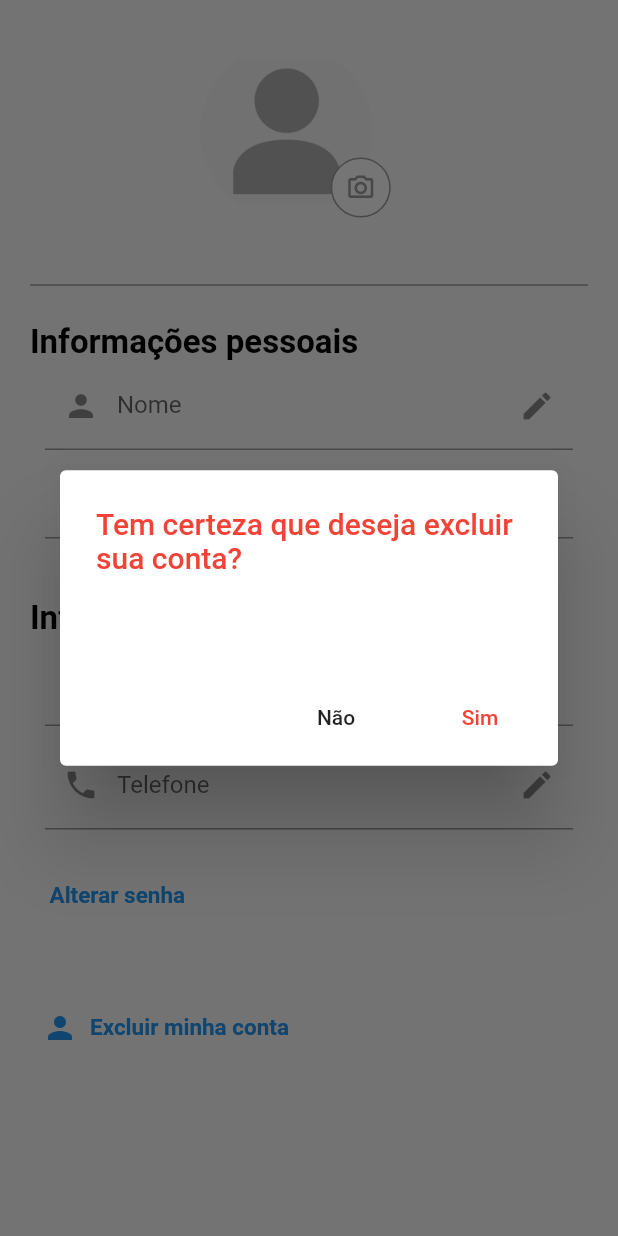
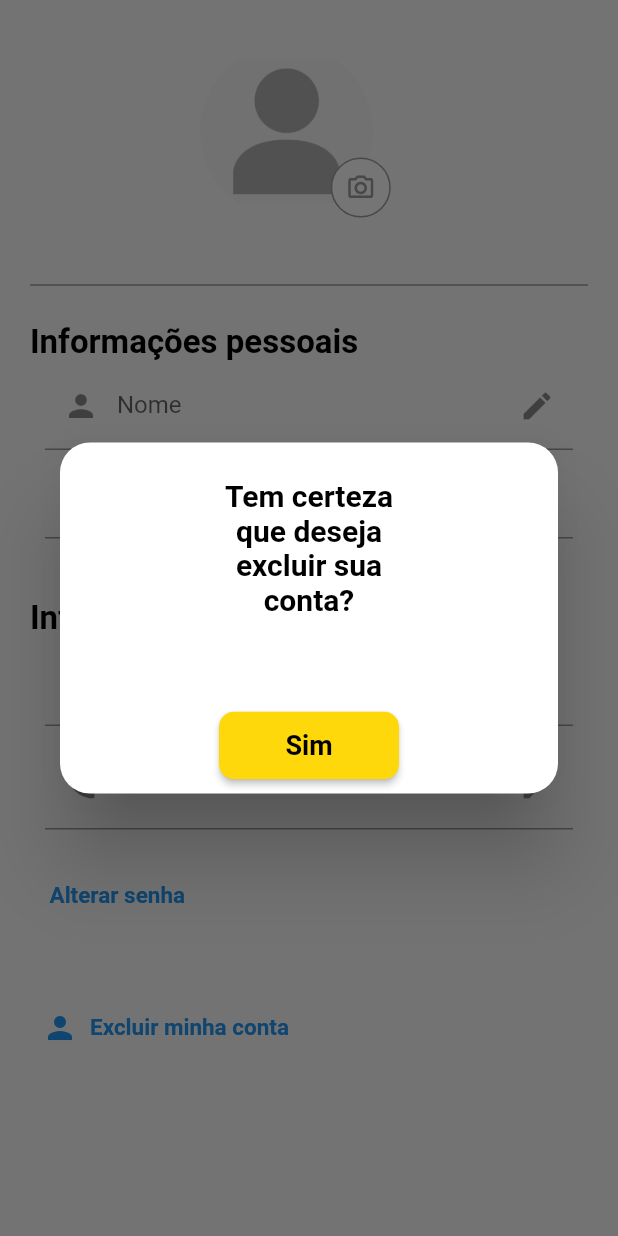
Before and after one commit to SaraCoelhoCosta/garagem_burger, a Flutter app: the TelaConfiguracoes widget shown alone on an empty page, opened directly, after a tap on "Excluir minha conta", on a phone screen of 412 x 824 dp. Run offline on Flutter 3.47's test engine with Material 2 defaults, Android fonts, the phone set to English and light mode, and no system bars; our stand-ins replace cloud_firestore, firebase_auth, firebase_core, firebase_storage, flutter_credit_card, google_fonts and 3 more; missing offline and left inert: flutter_facebook_auth, sign_button; accounts and stored records are empty; Roboto replaces fonts that are missing (Oxygen).

Commit message:
Atualizando o modelo de componente pop_dialog

```diff
--- a/lib/components/popup_dialog.dart
+++ b/lib/components/popup_dialog.dart
@@ -1,8 +1,10 @@
 import 'package:flutter/material.dart';
+import 'package:garagem_burger/components/botao.dart';
+import 'package:google_fonts/google_fonts.dart';
 
 class PopupDialog extends StatelessWidget {
   final String titulo;
-  final String descricao;
+  final String? descricao;
   final String yesLabel;
   final String noLabel;
   final void Function()? onPressedNoOption;
@@ -11,7 +13,7 @@ class PopupDialog extends StatelessWidget {
   const PopupDialog({
     Key? key,
     required this.titulo,
-    this.descricao = '',
+    this.descricao,
     this.onPressedNoOption,
     this.onPressedYesOption,
     this.yesLabel = 'Sim',
@@ -21,24 +23,60 @@ class PopupDialog extends StatelessWidget {
   @override
   Widget build(BuildContext context) {
     return AlertDialog(
-      title: Text(
-        titulo,
-        style: const TextStyle(color: Colors.red),
+      shape: const RoundedRectangleBorder(
+        borderRadius: BorderRadius.all(
+          Radius.circular(20),
+        ),
       ),
-      content: Text(descricao),
+      titlePadding: descricao == null
+          ? EdgeInsets.only(
+              top: 24,
+              bottom: 10,
+              left: MediaQuery.of(context).size.width * 0.25,
+              right: MediaQuery.of(context).size.width * 0.25)
+          : EdgeInsets.only(
+              top: 24,
+              bottom: 20,
+              right: MediaQuery.of(context).size.width * 0.25,
+              left: MediaQuery.of(context).size.width * 0.25),
+      title: Flexible(
+        child: SizedBox(
+          child: Text(
+            titulo,
+            style: GoogleFonts.oxygen(
+              color: Colors.black,
+              fontSize: 20,
+              fontWeight: FontWeight.bold,
+            ),
+            textAlign: TextAlign.center,
+          ),
+        ),
+      ),
+      content: descricao != null
+          ? Flexible(
+              child: Text(
+                descricao!,
+                textAlign: TextAlign.center,
+              ),
+            )
+          : const SizedBox(),
       actions: <Widget>[
-        MaterialButton(
-          elevation: 5.0,
-          child: Text(noLabel),
-          onPressed: onPressedNoOption,
-        ),
-        MaterialButton(
-          elevation: 5.0,
-          child: Text(
-            yesLabel,
-            style: const TextStyle(color: Colors.red),
+        Flexible(
+          child: Column(
+            mainAxisAlignment: MainAxisAlignment.center,
+            children: [
+              Center(
+                child: SizedBox(
+                  width: 120,
+                  child: Botao(
+                    onPressed: onPressedYesOption,
+                    labelText: yesLabel,
+                    // internalPadding: const EdgeInsets.symmetric(horizontal: ),
+                  ),
+                ),
+              ),
+            ],
           ),
-          onPressed: onPressedYesOption,
         ),
       ],
     );
--- a/lib/pages/perfil/tela_configuracoes.dart
+++ b/lib/pages/perfil/tela_configuracoes.dart
@@ -19,7 +19,7 @@ class TelaConfiguracoes extends StatefulWidget {
 
 class TelaConfiguracoesState extends State<TelaConfiguracoes> {
   final _campoNome = FocusNode();
-  final _campoDataNascimento = FocusNode();
+  final _campoSenha = FocusNode();
   final _campoEmail = FocusNode();
   final _campoTelefone = FocusNode();
 
@@ -29,24 +29,20 @@ class TelaConfiguracoesState extends State<TelaConfiguracoes> {
     filter: {"#": RegExp(r'[0-9]')},
     type: MaskAutoCompletionType.lazy,
   );
-  var mascaraDataNascimento = MaskTextInputFormatter(
-    mask: '##/##/####',
-    filter: <String, RegExp>{'#': RegExp('[0-9]')},
-  );
 
   //Libera os recursos após sair da tela ou salvar os dados
   @override
   void dispose() {
     super.dispose();
     _campoNome.dispose();
-    _campoDataNascimento.dispose();
+    _campoSenha.dispose();
     _campoEmail.dispose();
     _campoTelefone.dispose();
   }
 
   // Campos de texto.
   final _nome = TextEditingController();
-  final _dataNascimento = TextEditingController();
+  final _senha = TextEditingController();
   final _email = TextEditingController();
   final _telefone = TextEditingController();
 
@@ -201,16 +197,16 @@ class TelaConfiguracoesState extends State<TelaConfiguracoes> {
               ),
             ),
             CampoTexto(
-              labelText: 'Data de nascimento',
-              focusNode: _campoDataNascimento,
-              inputFormatters: [mascaraDataNascimento],
+              labelText: 'Senha',
+              focusNode: _campoSenha,
+              obscureText: true,
               onFieldSubmitted: (_) {
-                FocusScope.of(context).requestFocus(_campoDataNascimento);
+                FocusScope.of(context).requestFocus(_campoSenha);
               },
               textInputAction: TextInputAction.next,
-              controller: _dataNascimento,
-              prefixIcon: const Icon(Icons.date_range),
-              keyboardType: TextInputType.datetime,
+              controller: _senha,
+              prefixIcon: const Icon(Icons.lock),
+              keyboardType: TextInputType.visiblePassword,
               enabled: true,
               suffixIcon: IconButton(
                 // ignore: avoid_print
--- a/pubspec.yaml
+++ b/pubspec.yaml
@@ -80,7 +80,6 @@ dependencies:
   # Acesso com facebook.
   flutter_facebook_auth: ^4.3.4
 
-
 dev_dependencies:
 
   flutter_test:
```
